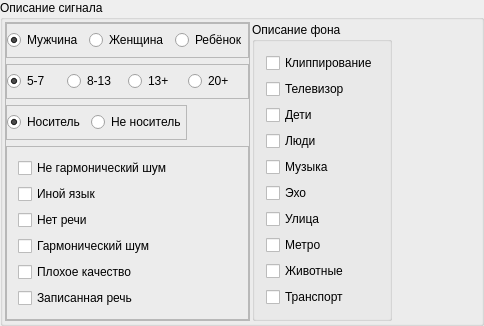
This is speech_utility/signaldescframe/signaldescframe.ui in AlexLexx706/speech_ut as Qt 5 draws it before an edit. The edited form follows.
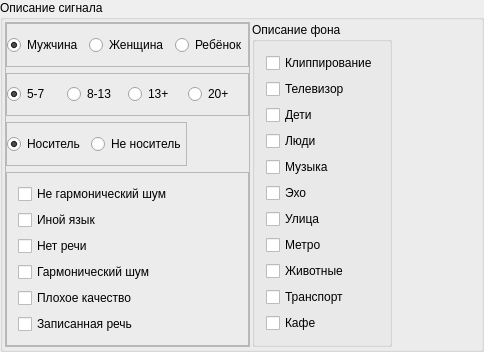
This is the edited form.

Commit message: add 'cafe' button to signal desc

```diff
--- a/speech_utility/signaldescframe/signaldescframe.ui
+++ b/speech_utility/signaldescframe/signaldescframe.ui
@@ -381,6 +381,13 @@
            </property>
           </widget>
          </item>
+         <item>
+          <widget class="QCheckBox" name="checkBox_cafe">
+           <property name="text">
+            <string>Кафе</string>
+           </property>
+          </widget>
+         </item>
         </layout>
        </widget>
       </item>
```
The commit also changes 1 other file.
